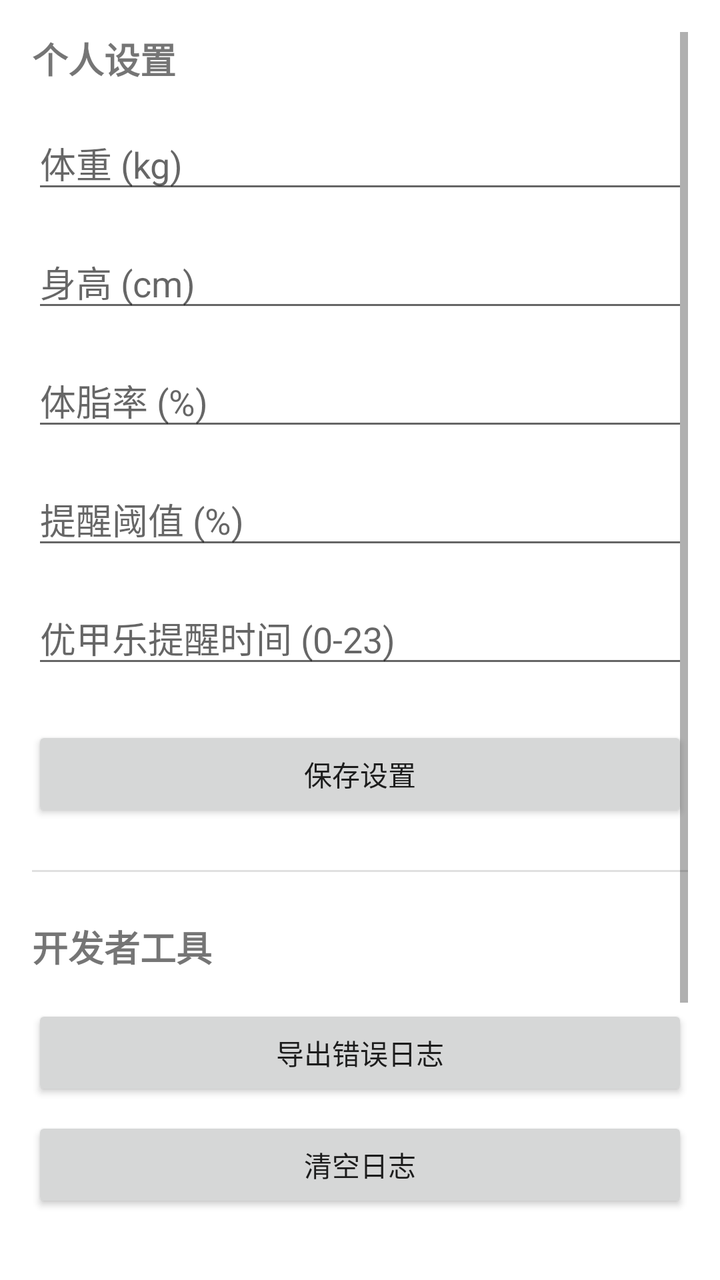
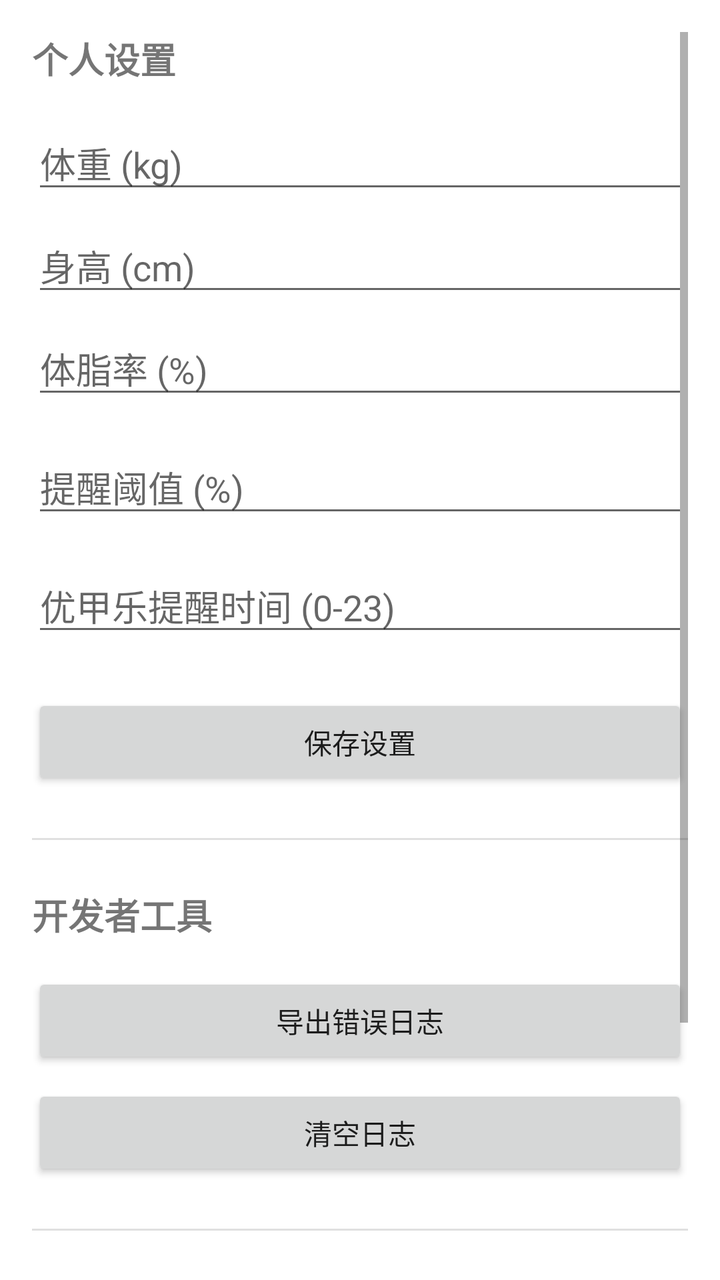

Before-and-after screenshots of an Android layout around one commit, followed by the original layout XML and the change that was made.
<!-- AndroidManifest.xml: application theme Theme.DrugTracker -->
<!-- res/layout/activity_settings.xml -->
<?xml version="1.0" encoding="utf-8"?>
<ScrollView xmlns:android="http://schemas.android.com/apk/res/android"
    android:layout_width="match_parent"
    android:layout_height="match_parent"
    android:padding="16dp">

    <LinearLayout
        android:layout_width="match_parent"
        android:layout_height="wrap_content"
        android:orientation="vertical">

        <TextView
            android:layout_width="wrap_content"
            android:layout_height="wrap_content"
            android:text="个人设置"
            android:textSize="18sp"
            android:textStyle="bold" />

        <EditText
            android:id="@+id/etWeight"
            android:layout_width="match_parent"
            android:layout_height="wrap_content"
            android:layout_marginTop="16dp"
            android:hint="体重 (kg)"
            android:inputType="numberDecimal" />

        
        <EditText
            android:id="@+id/etHeight"
            android:layout_width="match_parent"
            android:layout_height="wrap_content"
            android:layout_marginTop="16dp"
            android:hint="身高 (cm)"
            android:inputType="numberDecimal" />

        
        <EditText
            android:id="@+id/etBodyFat"
            android:layout_width="match_parent"
            android:layout_height="wrap_content"
            android:layout_marginTop="16dp"
            android:hint="体脂率 (%)"
            android:inputType="numberDecimal" />

        <EditText
            android:id="@+id/etThreshold"
            android:layout_width="match_parent"
            android:layout_height="wrap_content"
            android:layout_marginTop="16dp"
            android:hint="提醒阈值 (%)"
            android:inputType="number" />

        <EditText
            android:id="@+id/etLevoHour"
            android:layout_width="match_parent"
            android:layout_height="wrap_content"
            android:layout_marginTop="16dp"
            android:hint="优甲乐提醒时间 (0-23)"
            android:inputType="number" />

        <Button
            android:id="@+id/btnSave"
            android:layout_width="match_parent"
            android:layout_height="wrap_content"
            android:layout_marginTop="24dp"
            android:text="保存设置" />

        <View
            android:layout_width="match_parent"
            android:layout_height="1dp"
            android:layout_marginVertical="24dp"
            android:background="#E0E0E0" />

        <TextView
            android:layout_width="wrap_content"
            android:layout_height="wrap_content"
            android:text="开发者工具"
            android:textSize="18sp"
            android:textStyle="bold" />

        <Button
            android:id="@+id/btnExportLog"
            android:layout_width="match_parent"
            android:layout_height="wrap_content"
            android:layout_marginTop="16dp"
            android:text="导出错误日志" />

        <Button
            android:id="@+id/btnClearLog"
            android:layout_width="match_parent"
            android:layout_height="wrap_content"
            android:layout_marginTop="8dp"
            android:text="清空日志" />

        <View
            android:layout_width="match_parent"
            android:layout_height="1dp"
            android:layout_marginVertical="24dp"
            android:background="#E0E0E0" />

        <TextView
            android:layout_width="wrap_content"
            android:layout_height="wrap_content"
            android:text="数据备份"
            android:textSize="18sp"
            android:textStyle="bold" />

        <Button
            android:id="@+id/btnBackup"
            android:layout_width="match_parent"
            android:layout_height="wrap_content"
            android:layout_marginTop="16dp"
            android:text="备份数据" />

        <Button
            android:id="@+id/btnRestore"
            android:layout_width="match_parent"
            android:layout_height="wrap_content"
            android:layout_marginTop="8dp"
            android:text="恢复数据" />
    </LinearLayout>
</ScrollView>
<!-- resources referenced by this layout -->
<resources>
  <style name="Theme.DrugTracker" parent="Theme.MaterialComponents.DayNight.NoActionBar">
          <item name="windowActionBar">false</item>
          <item name="windowNoTitle">true</item>
  
          <item name="colorPrimary">@color/colorPrimary</item>
          <item name="colorPrimaryVariant">@color/colorPrimaryDark</item>
          <item name="colorOnPrimary">@color/white</item>
          <item name="colorSecondary">@color/colorAccent</item>
      </style>
  <color name="colorPrimary">#1976D2</color>
  <color name="colorPrimaryDark">#1565C0</color>
  <color name="white">#FFFFFF</color>
  <color name="colorAccent">#2196F3</color>
</resources>

<!-- the commit's change to res/layout/activity_settings.xml (unified diff, before → after) -->
@@ -29,7 +29,7 @@
             android:id="@+id/etHeight"
             android:layout_width="match_parent"
             android:layout_height="wrap_content"
-            android:layout_marginTop="16dp"
+            android:layout_marginTop="8dp"
             android:hint="身高 (cm)"
             android:inputType="numberDecimal" />
 
@@ -38,7 +38,7 @@
             android:id="@+id/etBodyFat"
             android:layout_width="match_parent"
             android:layout_height="wrap_content"
-            android:layout_marginTop="16dp"
+            android:layout_marginTop="8dp"
             android:hint="体脂率 (%)"
             android:inputType="numberDecimal" />
 
